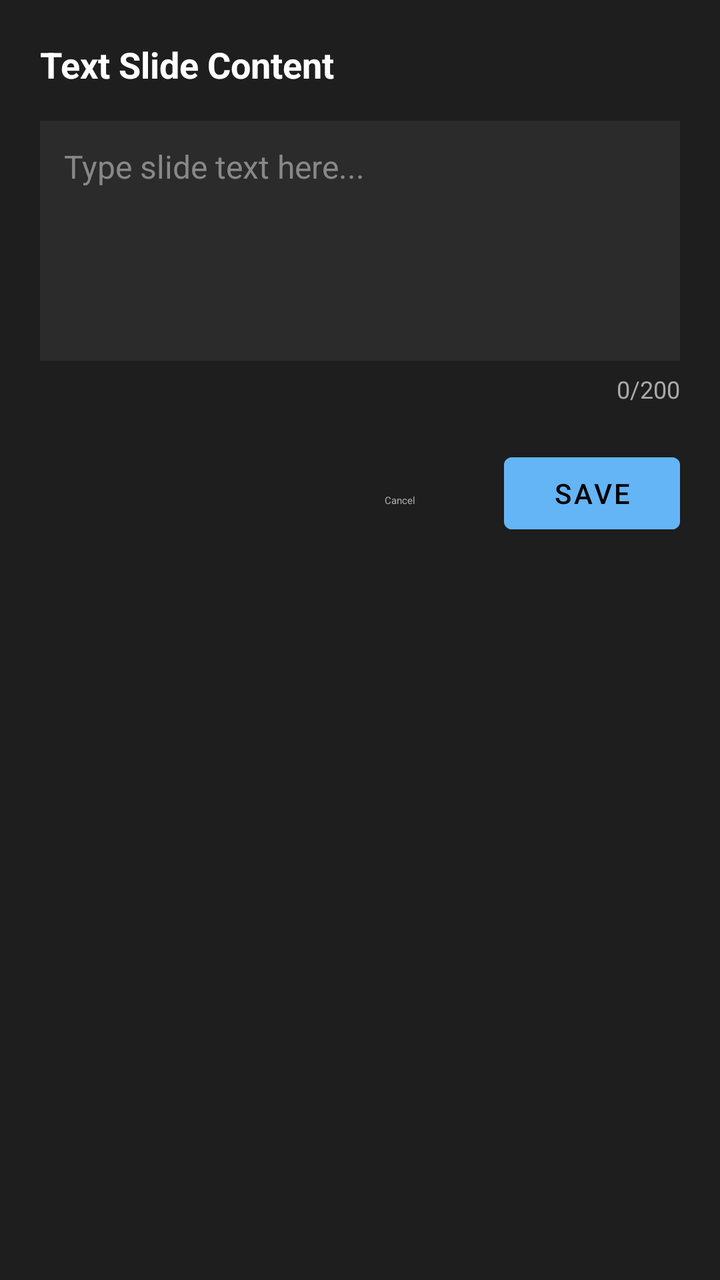
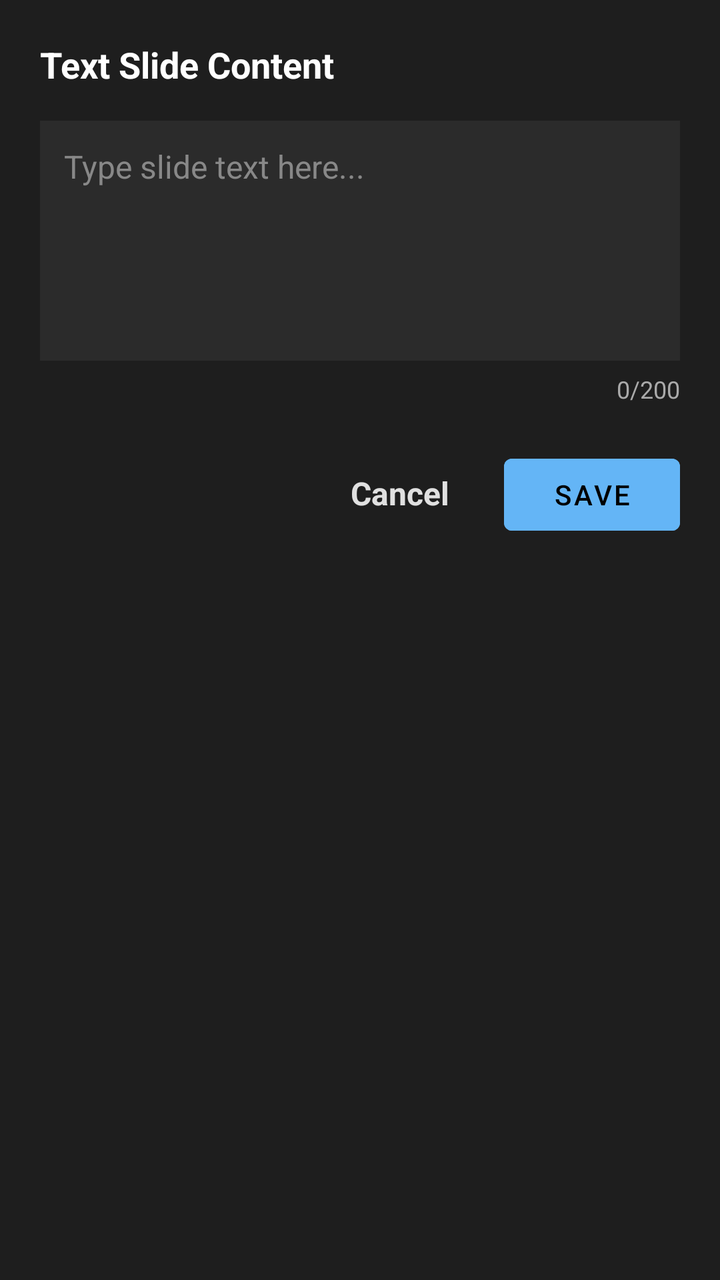

An Android layout rendered at two revisions. The XML below is the earlier revision; the diff shows what the commit changed to produce the second picture.
<!-- AndroidManifest.xml: application theme Theme.CustomScreen -->
<!-- res/layout/dialog_add_text.xml -->
<?xml version="1.0" encoding="utf-8"?>
<LinearLayout xmlns:android="http://schemas.android.com/apk/res/android"
    android:layout_width="match_parent"
    android:layout_height="wrap_content"
    android:background="#1E1E1E"
    android:orientation="vertical"
    android:padding="20dp">

    <TextView
        android:id="@+id/dialog_title"
        android:layout_width="match_parent"
        android:layout_height="wrap_content"
        android:text="Text Slide Content"
        android:textColor="#FFFFFF"
        android:textSize="18sp"
        android:textStyle="bold" />

    <EditText
        android:id="@+id/edit_slide_text"
        android:layout_width="match_parent"
        android:layout_height="120dp"
        android:layout_marginTop="16dp"
        android:background="#2B2B2B"
        android:gravity="top|start"
        android:hint="Type slide text here..."
        android:maxLength="200"
        android:padding="12dp"
        android:textColor="#FFFFFF"
        android:textColorHint="#888888"
        android:textSize="16sp" />

    <TextView
        android:id="@+id/tv_char_count"
        android:layout_width="match_parent"
        android:layout_height="wrap_content"
        android:layout_marginTop="6dp"
        android:gravity="end"
        android:text="0/200"
        android:textColor="#AAAAAA"
        android:textSize="12sp" />

    <TextView
        android:id="@+id/tv_limit_warning"
        android:layout_width="match_parent"
        android:layout_height="wrap_content"
        android:layout_marginTop="6dp"
        android:text="If you have more words, create another slide"
        android:textColor="#FF5252"
        android:textSize="12sp"
        android:visibility="gone" />

    <LinearLayout
        android:layout_width="match_parent"
        android:layout_height="wrap_content"
        android:layout_marginTop="20dp"
        android:gravity="end"
        android:orientation="horizontal">

        <Button
            android:id="@+id/btn_cancel_text"
            style="@style/Widget.Material3.Button.TextButton"
            android:layout_width="wrap_content"
            android:layout_height="wrap_content"
            android:text="Cancel"
            android:textColor="#AAAAAA" />

        <Button
            android:id="@+id/btn_save_text"
            android:layout_width="wrap_content"
            android:layout_height="wrap_content"
            android:layout_marginStart="8dp"
            android:backgroundTint="#64B5F6"
            android:text="Save"
            android:textColor="#000000" />
    </LinearLayout>
</LinearLayout>
<!-- resources referenced by this layout -->
<resources>
  <style name="Theme.CustomScreen" parent="Theme.MaterialComponents.DayNight.NoActionBar">
          <item name="android:windowBackground">@android:color/black</item>
          <item name="android:statusBarColor">@android:color/transparent</item>
          <item name="android:navigationBarColor">@android:color/transparent</item>
          <item name="android:windowLightStatusBar">false</item>
          <item name="android:windowLightNavigationBar">false</item>
      </style>
</resources>

<!-- the commit's change to res/layout/dialog_add_text.xml (unified diff, before → after) -->
@@ -62,7 +62,9 @@
             android:layout_width="wrap_content"
             android:layout_height="wrap_content"
             android:text="Cancel"
-            android:textColor="#AAAAAA" />
+            android:textColor="#E0E0E0"
+            android:textSize="16sp"
+            android:textStyle="bold" />
 
         <Button
             android:id="@+id/btn_save_text"
